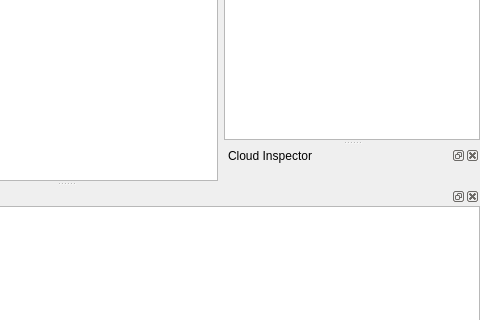
Above: gns3/ui/main_window.ui from GNS3/gns3-gui before the change; both pictures show x 504 to 984 and y 295 to 615 of the 984 by 715 pixel window. Below: the same form after it.
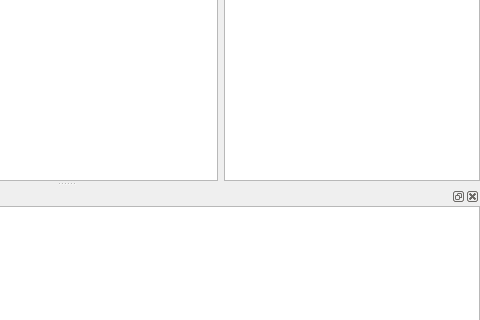
That is the form after the change. Icons and pictures are not drawn. Custom widgets are drawn as their Qt base class.

```diff
--- a/gns3/ui/main_window.ui
+++ b/gns3/ui/main_window.ui
@@ -435,31 +435,6 @@
     </layout>
    </widget>
   </widget>
-  <widget class="QDockWidget" name="uiCloudInspectorDockWidget">
-   <property name="enabled">
-    <bool>true</bool>
-   </property>
-   <property name="windowTitle">
-    <string>Cloud Inspector</string>
-   </property>
-   <attribute name="dockWidgetArea">
-    <number>2</number>
-   </attribute>
-   <widget class="QWidget" name="uiCloudInspectorDockWidgetContents">
-    <layout class="QVBoxLayout" name="verticalLayout">
-     <property name="margin">
-      <number>0</number>
-     </property>
-     <item>
-      <widget class="CloudInspectorView" name="CloudInspectorView" native="true">
-       <property name="autoFillBackground">
-        <bool>false</bool>
-       </property>
-      </widget>
-     </item>
-    </layout>
-   </widget>
-  </widget>
   <action name="uiAboutAction">
    <property name="text">
     <string>&amp;About</string>
@@ -1186,12 +1161,6 @@
    <extends>QTreeWidget</extends>
    <header>..topology_summary_view.h</header>
   </customwidget>
-  <customwidget>
-   <class>CloudInspectorView</class>
-   <extends>QWidget</extends>
-   <header>..cloud_inspector_view.h</header>
-   <container>1</container>
-  </customwidget>
  </customwidgets>
  <tabstops>
   <tabstop>uiGraphicsView</tabstop>
```
Left out of the diff: 2 changed lines with no effect on the pictures.
